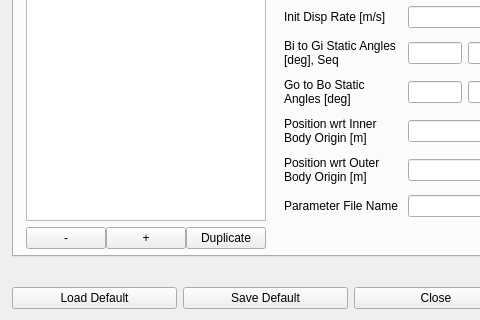
First picture: the form in dsm_gui/spc_submenu.ui, repository pavelgalchenko/dsm_gui, before the edit; both pictures show x 0 to 480 and y 480 to 800 of the 697 by 800 pixel window.
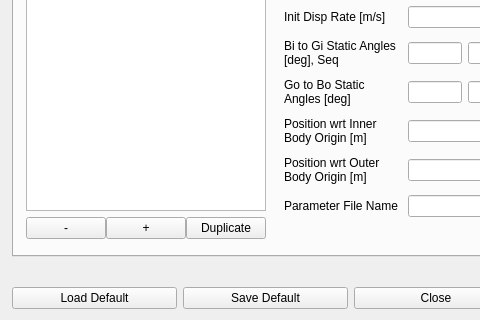
Second picture: the form after the edit. The open tabs and pages were chosen to show the change.

Commit message: Added new list widget based method to store data.

The edit to the form file:
```diff
--- a/dsm_gui/spc_submenu.ui
+++ b/dsm_gui/spc_submenu.ui
@@ -885,7 +885,7 @@
             <x>0</x>
             <y>0</y>
             <width>671</width>
-            <height>651</height>
+            <height>641</height>
            </rect>
           </property>
           <layout class="QHBoxLayout" name="horizontalLayout_17">
```
Left out of the diff: 4 changed lines with no effect on the pictures. The commit also changes 2 other files.
